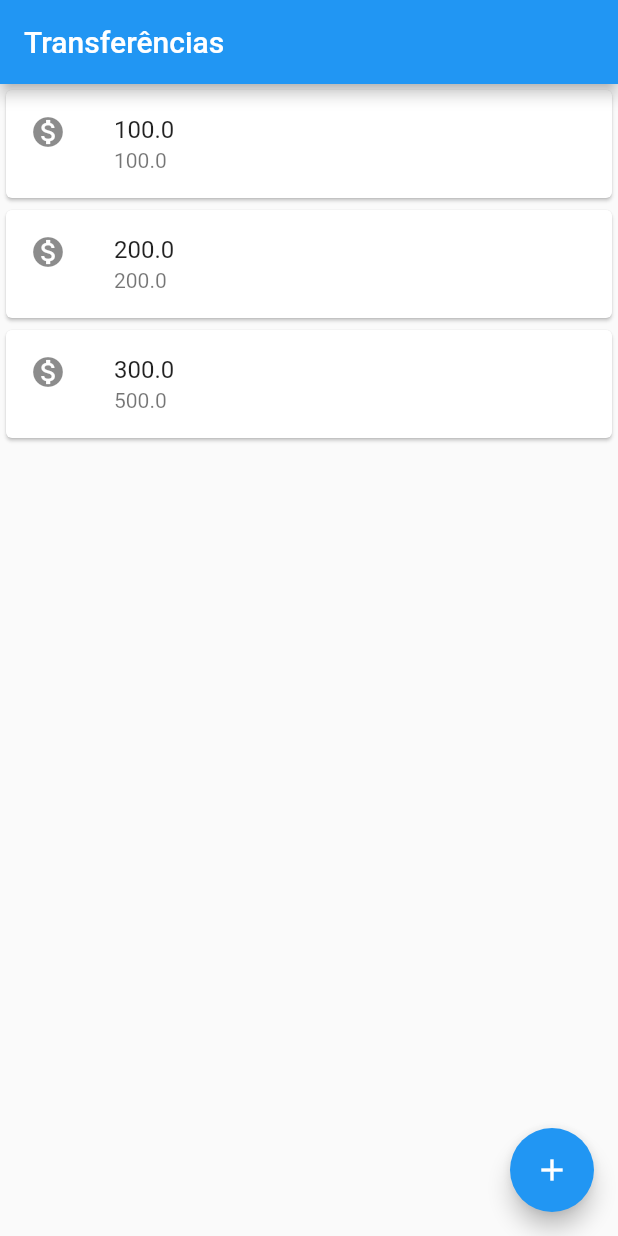
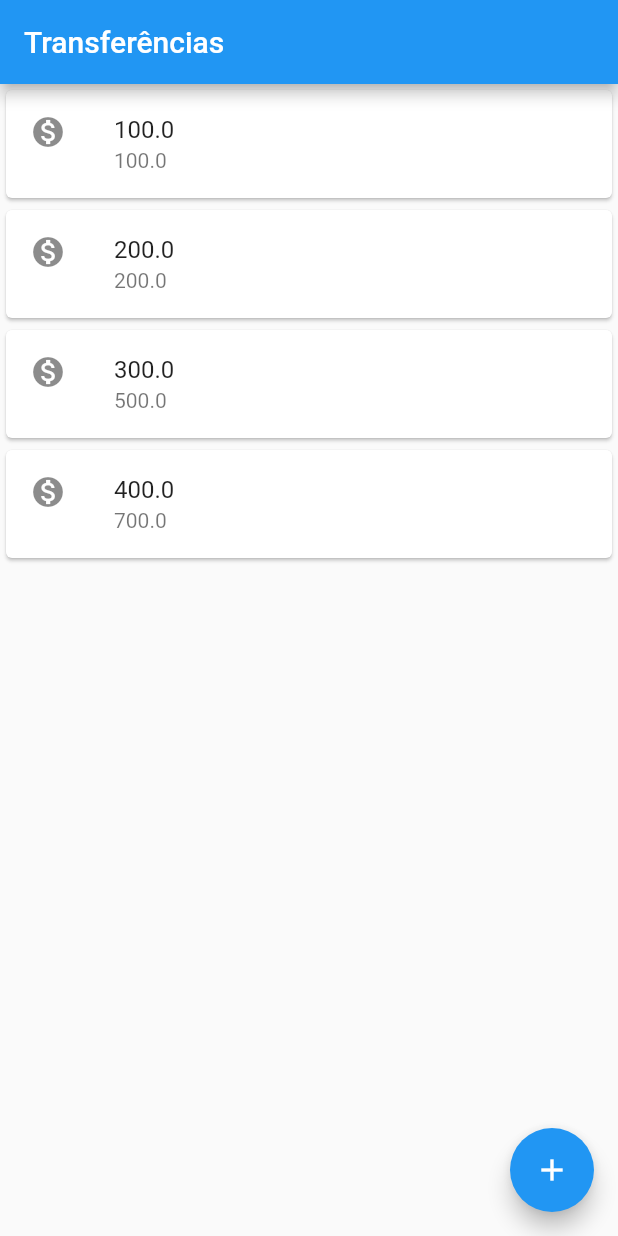
Before and after one commit to denerkr/Green_Share, a Flutter app: the screen it shows after launch, on a phone screen of 412 x 824 dp. Run offline on Flutter 3.47's test engine with Material 2 defaults, Android fonts, the phone set to English and light mode, and no system bars.

Commit message:
oi dener amigao

```diff
--- a/lib/main.dart
+++ b/lib/main.dart
@@ -20,6 +20,7 @@ class ListadeTransferencias extends StatelessWidget {
         ItemTransferencia(Transferencia(100.00, 100.000)),
         ItemTransferencia(Transferencia(200.00, 200.000)),
         ItemTransferencia(Transferencia(300.00, 500.000)),
+        ItemTransferencia(Transferencia(400.00, 700.000)),
       ],
     );
   }
```
